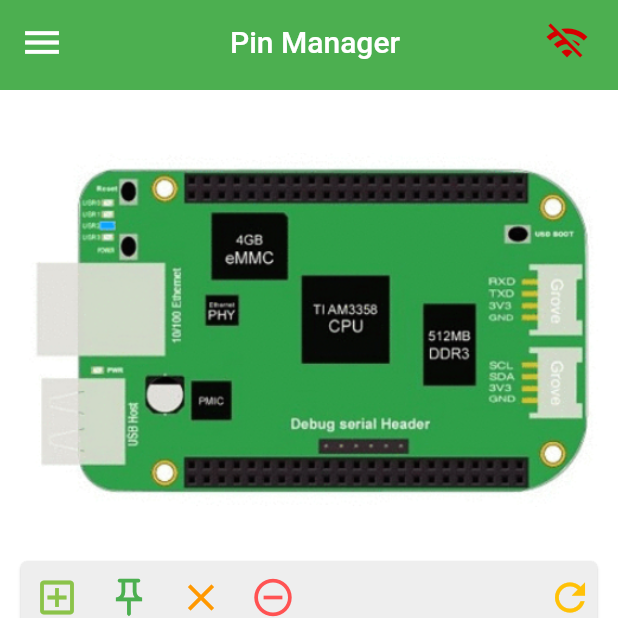
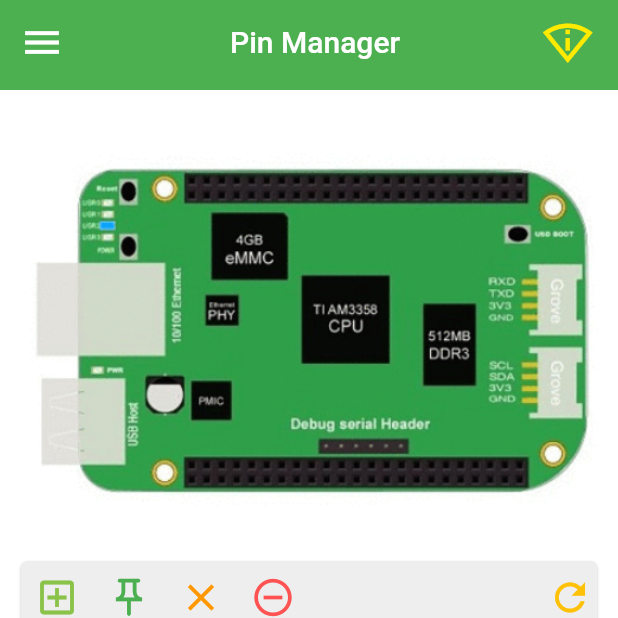
Before and after one commit to Senior-Design-0x07/flutter-frontend, a Flutter app: the PinMain screen opened by its route, after a tap on the "wifi off" icon, on a phone screen of 412 x 824 dp, the top half of it. Run offline on Flutter 3.47's test engine with Material 2 defaults, Android fonts, the light colour scheme and no system bars; network calls fail.

Commit message:
Added the WiFi button working :) looks nice

```diff
--- a/lib/pin_manager/pinMain.dart
+++ b/lib/pin_manager/pinMain.dart
@@ -22,7 +22,7 @@
         appBar: PreferredSize(
             preferredSize: const Size.fromHeight(60),
             child: HHAppBar(
-                title: 'Pin Manager', scaffoldKey: _scaffoldKey)),
+                title: 'Pin Manager', http: http, scaffoldKey: _scaffoldKey)),
         body: SafeArea(
           child: SingleChildScrollView(
             padding: EdgeInsets.all(10.0),
@@ -54,7 +54,7 @@
         appBar: PreferredSize(
             preferredSize: const Size.fromHeight(60),
             child: HHAppBar(
-                title: 'Pin Manager', scaffoldKey: _scaffoldKey)),
+                title: 'Pin Manager', http: http, scaffoldKey: _scaffoldKey)),
         body: SafeArea(
           child: SingleChildScrollView(
             padding: EdgeInsets.all(10.0),
--- a/lib/services/error/undefinedRoute.dart
+++ b/lib/services/error/undefinedRoute.dart
@@ -18,8 +18,7 @@
               SizedBox(height: 15),
               FlatButton(
                   onPressed: () async {
-                    Navigator.pushReplacementNamed(
-                        context, router.HomeRoute);
+                    Navigator.pushReplacementNamed(context, router.HomeRoute);
                   },
                   child: Text("Home Page"))
             ],
--- a/lib/services/http/http_service.dart
+++ b/lib/services/http/http_service.dart
@@ -12,13 +12,13 @@
 class HttpService {
   final int _timeoutDuration = 5;
   final String _usbURL = "http://192.168.7.2:5000";
-  String _ipURL = "http://192.168.7.2:5000";
+  String _ipURL = "http://192.168.0.66:5000";
+  // String _ipURL = "http://192.168.7.2:5000";
 
   /*
       Pin Manager Http Requests
   */
   Future<List<Pin>> getPinList({@required var restURL}) async {
-    print("IP: " + _ipURL);
     Response res = await get("$_ipURL/$restURL")
         .catchError((e) {})
         .timeout(Duration(seconds: _timeoutDuration));
@@ -166,7 +166,7 @@
 
   Future<bool> selectCurrentIP() async {
     Response res;
-    _ipURL != null
+    _ipURL != _usbURL
         ? res = await get("$_ipURL/api/wifi_request/ping")
             .catchError((e) {})
             .timeout(Duration(seconds: _timeoutDuration))
@@ -174,7 +174,7 @@
             .catchError((e) {})
             .timeout(Duration(seconds: _timeoutDuration));
     if (res.statusCode == 200) {
-      _ipURL != null
+      _ipURL != _usbURL
           ? json.decode(res.body) == true
               ? res = await get("$_ipURL/api/wifi_request/get_ip")
                   .catchError((e) {})
@@ -190,7 +190,6 @@
         boardIp != ""
             ? _ipURL = 'http://' + boardIp + ':5000'
             : _ipURL = _usbURL;
-        print(_ipURL);
         return true;
       } else {
         _ipURL = _usbURL;
@@ -206,6 +205,7 @@
       Logging Http Requests
   */
   Future<List<Log>> getBackendLog({@required var restURL}) async {
+    print('$_ipURL');
     Response res = await get("$_ipURL/$restURL")
         .catchError((e) {})
         .timeout(Duration(seconds: 5));
--- a/lib/services/navigation/appBar.dart
+++ b/lib/services/navigation/appBar.dart
@@ -1,18 +1,77 @@
+import 'dart:async';
+
 import 'package:flutter/material.dart';
 import 'package:hobby_hub_ui/services/http/http_service.dart';
-import 'package:hobby_hub_ui/services/navigation/routes.dart' as router;
 
 class HHAppBar extends StatefulWidget {
   final GlobalKey<ScaffoldState> scaffoldKey;
   final String title;
+  final HttpService http;
 
-  HHAppBar({@required this.title, @required this.scaffoldKey});
+  HHAppBar(
+      {@required this.title, @required this.http, @required this.scaffoldKey});
 
   @override
   _HHAppBarState createState() => _HHAppBarState();
 }
 
 class _HHAppBarState extends State<HHAppBar> {
+  bool _tempIP = false;
+  bool _usingIP = false;
+  bool _connection = true;
+  // Timer _timer;
+
+  // void _checkIfConnected(int numSeconds) {
+  //   if (_timer == null || !_timer.isActive) {
+  //     _timer = Timer.periodic(Duration(seconds: numSeconds), (Timer t) {
+  //       return true;
+  //     });
+  //   }
+  // }
+
+  void _handleErrors() {
+    setState(() {
+      _connection = false;
+    });
+  }
+
+  Widget updateIP() {
+    // _checkIfConnected(10);
+    return IconButton(
+        iconSize: 30.0,
+        icon: _connection
+            ? _usingIP
+                ? Icon(
+                    Icons.wifi,
+                    color: Colors.white,
+                    size: 30.0,
+                  )
+                : Icon(
+                    Icons.wifi_off,
+                    color: Colors.redAccent[700],
+                    size: 30.0,
+                  )
+            : Icon(
+                Icons.perm_scan_wifi_outlined,
+                color: Colors.yellowAccent[400],
+                size: 33.0,
+              ),
+        tooltip: _connection ? 'WiFi' : 'No Comunication With Board',
+        onPressed: () async {
+          _connection = true;
+          _usingIP = false;
+          _tempIP =
+              await widget.http.selectCurrentIP().catchError((Object error) {
+            _handleErrors();
+          });
+          if (_tempIP != _usingIP && _tempIP != null) {
+            setState(() {
+              _usingIP = _tempIP;
+            });
+          }
+        });
+  }
+
   @override
   Widget build(BuildContext context) {
     return AppBar(
@@ -38,7 +97,7 @@
       actions: <Widget>[
         Padding(
             padding: const EdgeInsets.fromLTRB(0.0, 0.0, 10.0, 0.0),
-            child: router.updateIP()),
+            child: updateIP()),
       ],
     );
   }
--- a/lib/services/navigation/routes.dart
+++ b/lib/services/navigation/routes.dart
@@ -16,59 +16,17 @@
 
 Route<dynamic> getRoutes(RouteSettings settings) {
   routeSettings = settings;
-  http.selectCurrentIP();
   switch (settings.name) {
     case HomeRoute:
-      return MaterialPageRoute(builder: (context) => Home());
+      return MaterialPageRoute(builder: (context) => Home(http:http));
     case WifiRoute:
-      return MaterialPageRoute(builder: (context) => WifiPage());
+      return MaterialPageRoute(builder: (context) => WifiPage(http: http));
     case PinManagerRoute:
       return MaterialPageRoute(builder: (context) => PinMain(http: http));
     case ProgramManagerRoute:
-      return MaterialPageRoute(builder: (context) => ProgramManagerPage());
+      return MaterialPageRoute(builder: (context) => ProgramManagerPage(http: http));
     default:
       return MaterialPageRoute(
           builder: (context) => UndefinedRoute(name: settings.name));
   }
 }
-
-bool _tempIP = false;
-bool _usingIP = false;
-bool _connection = true;
-
-void _handleErrors() {
-  _connection = false;
-}
-
-//Used with App Bar to update correct HTTP service
-Widget updateIP() {
-  return IconButton(
-      iconSize: 30.0,
-      icon: _connection
-          ? _usingIP
-              ? Icon(
-                  Icons.wifi,
-                  color: Colors.white,
-                  size: 30.0,
-                )
-              : Icon(
-                  Icons.wifi_off,
-                  color: Colors.redAccent[700],
-                  size: 30.0,
-                )
-          : Icon(
-              Icons.perm_scan_wifi_outlined,
-              color: Colors.yellowAccent[400],
-              size: 33.0,
-            ),
-      tooltip: _connection ? 'WiFi' : 'No Comunication With Board',
-      onPressed: () async {
-        _connection = true;
-        _tempIP = await http.selectCurrentIP().catchError((Object error) {
-          _handleErrors();
-        });
-        if (_tempIP != _usingIP && _tempIP != null) {
-          _usingIP = _tempIP;
-        }
-      });
-}
```
Also changed, not shown: lib/home/home.dart (+11 -3 lines), lib/program_manager/program_main_page.dart (+6 -2 lines), lib/services/logging/logMain.dart (+6 -3 lines), lib/wifi/wifi_main_page.dart (+8 -5 lines).
